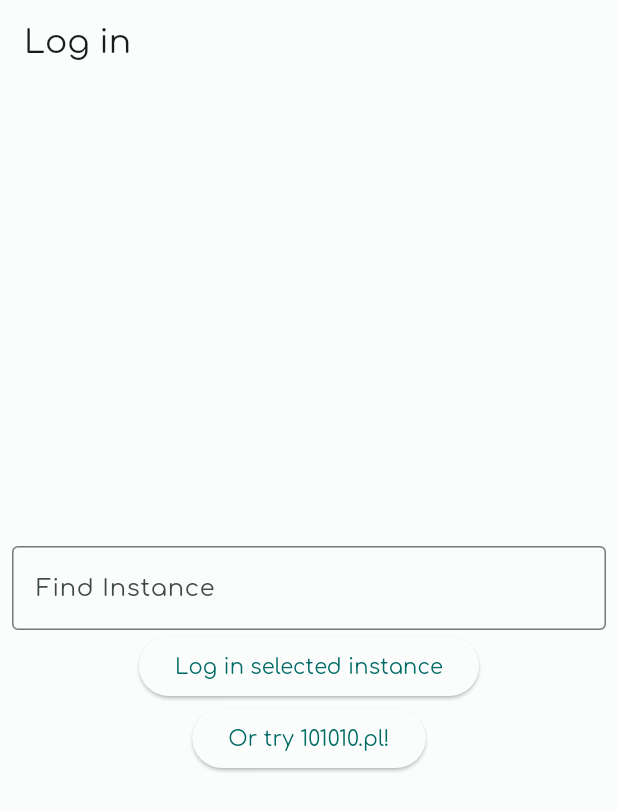
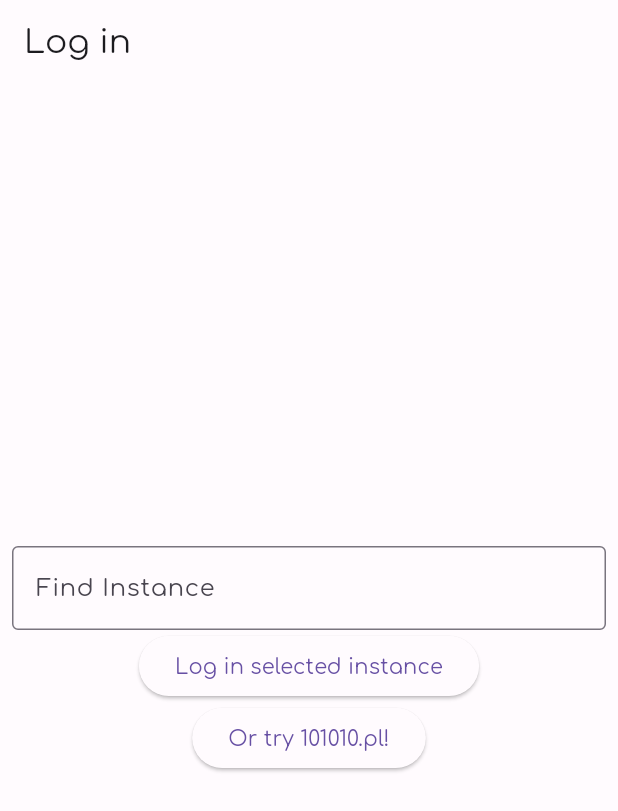
Before and after one commit to grycmat/my_toots, a Flutter app: the screen it shows after launch, on a phone screen of 412 x 824 dp. Shown: the top 811 px of the screen. Run offline on Flutter 3.47's test engine with Material 2 defaults, Android fonts, the phone set to English and light mode, and no system bars; our stand-ins replace cached_network_image, dio, file_picker, flutter_html, get_it, get_it_mixin and 4 more; missing offline and left inert: any_link_preview.

Commit message:
new color scheme

```diff
--- a/lib/color_schemes.dart
+++ b/lib/color_schemes.dart
@@ -2,64 +2,64 @@ import 'package:flutter/material.dart';
 
 const lightColorScheme = ColorScheme(
   brightness: Brightness.light,
-  primary: Color(0xFF006A64),
+  primary: Color(0xFF6750A4),
   onPrimary: Color(0xFFFFFFFF),
-  primaryContainer: Color(0xFF71F7EC),
-  onPrimaryContainer: Color(0xFF00201E),
-  secondary: Color(0xFF4A6360),
+  primaryContainer: Color(0xFFEADDFF),
+  onPrimaryContainer: Color(0xFF21005D),
+  secondary: Color(0xFF625B71),
   onSecondary: Color(0xFFFFFFFF),
-  secondaryContainer: Color(0xFFCCE8E4),
-  onSecondaryContainer: Color(0xFF051F1D),
-  tertiary: Color(0xFF48617A),
+  secondaryContainer: Color(0xFFE8DEF8),
+  onSecondaryContainer: Color(0xFF1D192B),
+  tertiary: Color(0xFF7D5260),
   onTertiary: Color(0xFFFFFFFF),
-  tertiaryContainer: Color(0xFFCFE5FF),
-  onTertiaryContainer: Color(0xFF001D34),
-  error: Color(0xFFBA1A1A),
-  errorContainer: Color(0xFFFFDAD6),
+  tertiaryContainer: Color(0xFFFFD8E4),
+  onTertiaryContainer: Color(0xFF31111D),
+  error: Color(0xFFB3261E),
   onError: Color(0xFFFFFFFF),
-  onErrorContainer: Color(0xFF410002),
-  background: Color(0xFFFAFDFB),
-  onBackground: Color(0xFF191C1C),
-  surface: Color(0xFFFAFDFB),
-  onSurface: Color(0xFF191C1C),
-  surfaceVariant: Color(0xFFDAE5E2),
-  onSurfaceVariant: Color(0xFF3F4947),
-  outline: Color(0xFF6F7977),
-  onInverseSurface: Color(0xFFEFF1F0),
-  inverseSurface: Color(0xFF2D3130),
-  inversePrimary: Color(0xFF50DBD0),
+  errorContainer: Color(0xFFF9DEDC),
+  onErrorContainer: Color(0xFF410E0B),
+  outline: Color(0xFF79747E),
+  background: Color(0xFFFFFBFE),
+  onBackground: Color(0xFF1C1B1F),
+  surface: Color(0xFFFFFBFE),
+  onSurface: Color(0xFF1C1B1F),
+  surfaceVariant: Color(0xFFE7E0EC),
+  onSurfaceVariant: Color(0xFF49454F),
+  inverseSurface: Color(0xFF313033),
+  onInverseSurface: Color(0xFFF4EFF4),
+  inversePrimary: Color(0xFFD0BCFF),
   shadow: Color(0xFF000000),
-  surfaceTint: Color(0xFF006A64),
+  surfaceTint: Color(0xFF6750A4),
 );
 
 const darkColorScheme = ColorScheme(
   brightness: Brightness.dark,
-  primary: Color(0xFF50DBD0),
-  onPrimary: Color(0xFF003734),
-  primaryContainer: Color(0xFF00504B),
-  onPrimaryContainer: Color(0xFF71F7EC),
-  secondary: Color(0xFFB0CCC8),
-  onSecondary: Color(0xFF1C3532),
-  secondaryContainer: Color(0xFF324B49),
-  onSecondaryContainer: Color(0xFFCCE8E4),
-  tertiary: Color(0xFFAFC9E7),
-  onTertiary: Color(0xFF18324A),
-  tertiaryContainer: Color(0xFF304962),
-  onTertiaryContainer: Color(0xFFCFE5FF),
-  error: Color(0xFFFFB4AB),
-  errorContainer: Color(0xFF93000A),
-  onError: Color(0xFF690005),
-  onErrorContainer: Color(0xFFFFDAD6),
-  background: Color(0xFF191C1C),
-  onBackground: Color(0xFFE0E3E2),
-  surface: Color(0xFF191C1C),
-  onSurface: Color(0xFFE0E3E2),
-  surfaceVariant: Color(0xFF3F4947),
-  onSurfaceVariant: Color(0xFFBEC9C6),
-  outline: Color(0xFF899391),
-  onInverseSurface: Color(0xFF191C1C),
-  inverseSurface: Color(0xFFE0E3E2),
-  inversePrimary: Color(0xFF006A64),
+  primary: Color(0xFFD0BCFF),
+  onPrimary: Color(0xFF381E72),
+  primaryContainer: Color(0xFF4F378B),
+  onPrimaryContainer: Color(0xFFEADDFF),
+  secondary: Color(0xFFCCC2DC),
+  onSecondary: Color(0xFF332D41),
+  secondaryContainer: Color(0xFF4A4458),
+  onSecondaryContainer: Color(0xFFE8DEF8),
+  tertiary: Color(0xFFEFB8C8),
+  onTertiary: Color(0xFF492532),
+  tertiaryContainer: Color(0xFF633B48),
+  onTertiaryContainer: Color(0xFFFFD8E4),
+  error: Color(0xFFF2B8B5),
+  onError: Color(0xFF601410),
+  errorContainer: Color(0xFF8C1D18),
+  onErrorContainer: Color(0xFFF9DEDC),
+  outline: Color(0xFF938F99),
+  background: Color(0xFF1C1B1F),
+  onBackground: Color(0xFFE6E1E5),
+  surface: Color(0xFF1C1B1F),
+  onSurface: Color(0xFFE6E1E5),
+  surfaceVariant: Color(0xFF49454F),
+  onSurfaceVariant: Color(0xFFCAC4D0),
+  inverseSurface: Color(0xFFE6E1E5),
+  onInverseSurface: Color(0xFF313033),
+  inversePrimary: Color(0xFF6750A4),
   shadow: Color(0xFF000000),
-  surfaceTint: Color(0xFF50DBD0),
+  surfaceTint: Color(0xFFD0BCFF),
 );
--- a/lib/main.dart
+++ b/lib/main.dart
@@ -1,4 +1,3 @@
-import 'package:flex_color_scheme/flex_color_scheme.dart';
 import 'package:flutter/cupertino.dart';
 import 'package:flutter/material.dart';
 import 'package:get_it/get_it.dart';
--- a/lib/pages/account.page.dart
+++ b/lib/pages/account.page.dart
@@ -1,3 +1,4 @@
+import 'package:auto_size_text/auto_size_text.dart';
 import 'package:cached_network_image/cached_network_image.dart';
 import 'package:flutter/material.dart';
 import 'package:flutter_html/flutter_html.dart';
@@ -48,7 +49,10 @@ class _AccountPageState extends State<AccountPage> {
                   ),
                   child: Padding(
                     padding: const EdgeInsets.all(8.0),
-                    child: Text(widget.account.acct),
+                    child: AutoSizeText(
+                      widget.account.acct,
+                      maxLines: 1,
+                    ),
                   )),
               background: CachedNetworkImage(
                   imageUrl: widget.account.headerStatic, fit: BoxFit.cover),
--- a/lib/pages/notifications.page.dart
+++ b/lib/pages/notifications.page.dart
@@ -23,6 +23,9 @@ class _NotificationsPageState extends State<NotificationsPage> {
   bool _error = false;
 
   Future<void> _getNotifications() async {
+    if (!mounted) {
+      return;
+    }
     return getIt.get<ApiService>().getNotifications().then((notifications) {
       setState(() {
         _notifications = notifications;
--- a/lib/pages/public_timeline.page.dart
+++ b/lib/pages/public_timeline.page.dart
@@ -19,6 +19,9 @@ class _PublicTimelinePageState extends State<PublicTimelinePage> {
   late final ScrollController _scrollController = ScrollController();
 
   Future<void> _getStatuses() async {
+    if (!mounted) {
+      return;
+    }
     setState(() {
       _isLoading = true;
     });
--- a/lib/pages/timeline.page.dart
+++ b/lib/pages/timeline.page.dart
@@ -21,6 +21,9 @@ class _TimelinePageState extends State<TimelinePage> {
   late final ScrollController _scrollController = ScrollController();
 
   Future<void> _getStatuses() async {
+    if (!mounted) {
+      return;
+    }
     setState(() {
       _isLoading = true;
     });
--- a/lib/widgets/reblog.widget.dart
+++ b/lib/widgets/reblog.widget.dart
@@ -16,7 +16,6 @@ class ReblogWidget extends StatelessWidget {
   Widget build(BuildContext context) {
     return Card(
       elevation: 1,
-      color: Theme.of(context).primaryColorLight,
       child: InkWell(
         onTap: () => showBottomSheet(
           shape: RoundedRectangleBorder(
--- a/pubspec.yaml
+++ b/pubspec.yaml
@@ -50,7 +50,7 @@ dependencies:
   flutter_launcher_icons: ^0.11.0
   get_it_mixin: ^3.1.4+2
   material_color_utilities: ^0.1.5
-  flex_color_scheme: ^6.1.2
+  auto_size_text: ^3.0.0
 
 dev_dependencies:
   flutter_test:
```
Also changed, not shown: pubspec.lock.
